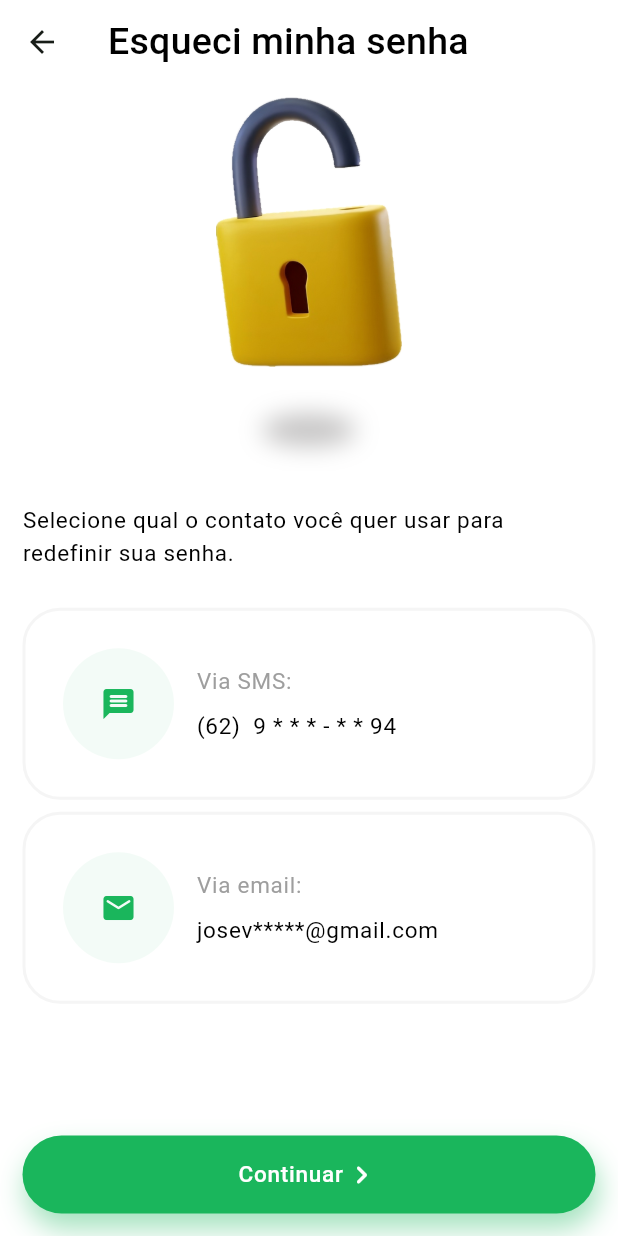
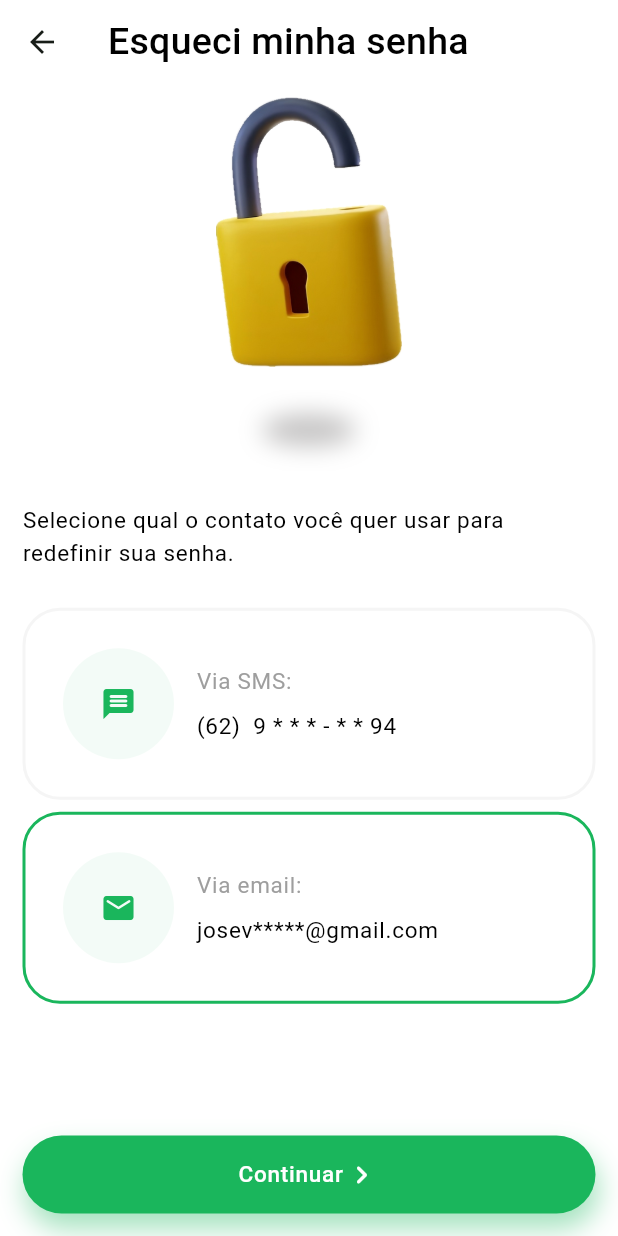
Before and after one commit to JoseVinicius-P/AluExpress-Flutter, a Flutter app: the ForgotPasswordPage screen opened by its route, on a phone screen of 412 x 824 dp. Run offline on Flutter 3.47's test engine with Material 2 defaults, Android fonts, the phone set to English and light mode, and no system bars; drawn by our look-alikes of auto_size_text; our stand-ins replace carousel_slider, flutter_modular, flutter_triple, mask_text_input_formatter, responsive_builder.

Commit message:
style: Adicionando mudança visual para metodo selecionado

```diff
--- a/lib/app/modules/authentication/pages/forgot_password_page.dart
+++ b/lib/app/modules/authentication/pages/forgot_password_page.dart
@@ -260,7 +260,7 @@ class ContactMethodDenseWidget extends StatelessWidget {
         decoration: BoxDecoration(
           borderRadius: BorderRadius.circular(25),
           border: Border.all(
-              color: MyColors.grayLight,
+              color: isSelected ?? false ? MyColors.primaryColor : MyColors.grayLight,
               width: 2
           ),
         ),
@@ -330,7 +330,7 @@ class ContactMethodWidget extends StatelessWidget {
         decoration: BoxDecoration(
           borderRadius: BorderRadius.circular(25),
           border: Border.all(
-            color: MyColors.grayLight,
+            color: isSelected ?? false ? MyColors.primaryColor : MyColors.grayLight,
             width: 2
           ),
         ),
```
